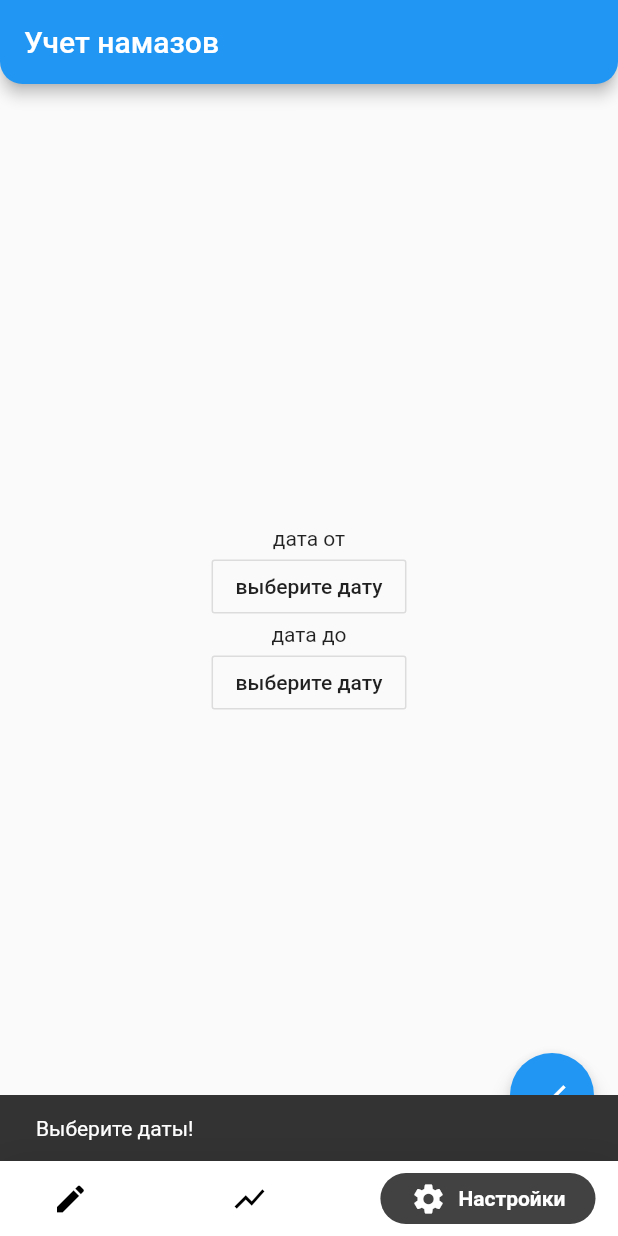
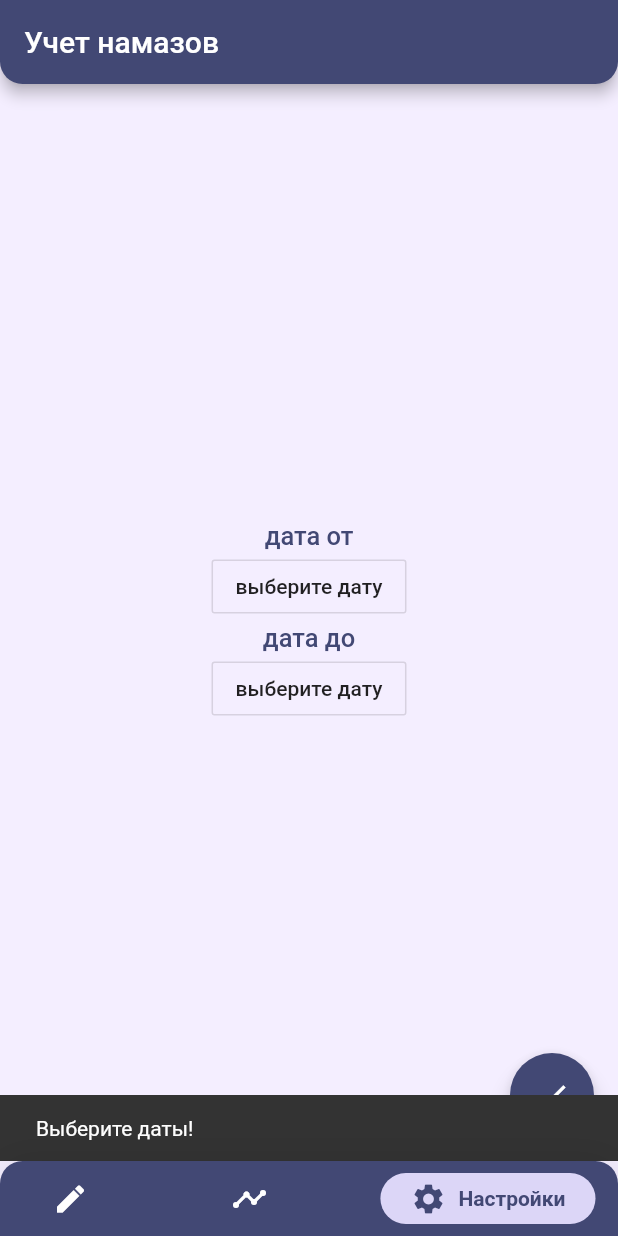
Before and after one commit to Jarkynbekbat/namaz_counter, a Flutter app: the screen it shows after launch, after a tap on the "check" icon, on a phone screen of 412 x 824 dp. Run offline on Flutter 3.47's test engine with Material 2 defaults, Android fonts, the phone set to English and light mode, and no system bars; drawn by our look-alikes of google_nav_bar; our stand-ins replace flutter_slidable, shared_preferences.

Commit message:
Сделал весь дизайн

```diff
--- a/lib/main.dart
+++ b/lib/main.dart
@@ -1,5 +1,6 @@
 import 'package:flutter/material.dart';
 import 'package:namaz_counter_provider/pages/home_page.dart';
+import 'package:namaz_counter_provider/providers/statistic_provider.dart';
 import 'package:provider/provider.dart';
 import 'providers/namaz_provider.dart';
 import 'providers/setting_provider.dart';
@@ -15,8 +16,27 @@ class MyApp extends StatelessWidget {
       providers: [
         ChangeNotifierProvider(create: (_) => NamazProvider()),
         ChangeNotifierProvider(create: (_) => SettingProvider()),
+        ChangeNotifierProvider(create: (_) => StatisticProvider()),
       ],
       child: MaterialApp(
+        theme: ThemeData(
+          scaffoldBackgroundColor: Color(0xFFf4eeff),
+          appBarTheme: AppBarTheme(
+            color: Color(0xFF424874),
+          ),
+          iconTheme: IconThemeData(
+            color: Colors.white,
+          ),
+          textTheme: TextTheme(
+            bodyText1: TextStyle(
+              fontSize: 17,
+              color: Color(0xff424874),
+            ),
+          ),
+          floatingActionButtonTheme: FloatingActionButtonThemeData(
+            backgroundColor: Color(0xFF424874),
+          ),
+        ),
         home: HomePage(),
       ),
     );
--- a/lib/pages/calc_page.dart
+++ b/lib/pages/calc_page.dart
@@ -11,6 +11,7 @@ class CalcPage extends StatelessWidget {
         builder: (context, namazModel, _) {
           namazModel.initData();
           return Container(
+            // padding: EdgeInsets.symmetric(horizontal: 22),
             child: Column(
               mainAxisAlignment: MainAxisAlignment.center,
               children: <Widget>[
--- a/lib/pages/components/namaz_item.dart
+++ b/lib/pages/components/namaz_item.dart
@@ -15,27 +15,79 @@ class NamazItem extends StatelessWidget {
       actionPane: SlidableDrawerActionPane(),
       actionExtentRatio: 0.25,
       child: Container(
-        // margin: EdgeInsets.only(top: 12.0, left: 15.0, right: 15.0),
-        color: Colors.green,
+        padding: EdgeInsets.symmetric(horizontal: 22),
+        decoration: BoxDecoration(
+          // color: Color(0xFFa6b1e1),
+          color: Color(0xFFa6b1e1),
+          border: Border(
+            bottom: BorderSide(
+              color: Color(0xfff4eeff),
+            ),
+          ),
+        ),
         child: ListTile(
-          leading: Text(name),
-          trailing: Text(count.toString()),
+          leading: Text(
+            name,
+            style: Theme.of(context).textTheme.bodyText1,
+          ),
+          trailing: Container(
+            height: 40.0,
+            padding: EdgeInsets.only(left: 15.0),
+            decoration: BoxDecoration(
+              border: Border(
+                left: BorderSide(
+                  color: Color(0xff424874),
+                ),
+              ),
+            ),
+            child: Text(
+              count.toString(),
+              style: Theme.of(context)
+                  .textTheme
+                  .bodyText1
+                  .copyWith(fontSize: 20, fontStyle: FontStyle.italic),
+            ),
+          ),
         ),
       ),
       secondaryActions: <Widget>[
-        IconSlideAction(
-          color: Colors.red,
-          iconWidget: Icon(Icons.add, size: 35.0),
-          onTap: () {
-            Provider.of<NamazProvider>(context, listen: false).plusNamaz(name);
-          },
+        Container(
+          decoration: BoxDecoration(
+            color: Color(0xFFa6b1e1),
+            border: Border(
+              bottom: BorderSide(
+                color: Color(0xfff4eeff),
+              ),
+            ),
+          ),
+          child: IconSlideAction(
+            // color: Colors.red,
+            color: Color(0xff424874),
+            iconWidget: Icon(Icons.add),
+            onTap: () {
+              Provider.of<NamazProvider>(context, listen: false)
+                  .plusNamaz(name);
+            },
+          ),
         ),
-        IconSlideAction(
-          color: Colors.green,
-          iconWidget: Icon(Icons.remove, size: 35.0),
-          onTap: () {
-            Provider.of<NamazProvider>(context, listen: false).minusNamaz(name);
-          },
+        Container(
+          decoration: BoxDecoration(
+            color: Color(0xFFa6b1e1),
+            border: Border(
+              bottom: BorderSide(
+                color: Color(0xfff4eeff),
+              ),
+            ),
+          ),
+          child: IconSlideAction(
+            // color: Colors.green,
+            color: Color(0xff424874),
+            iconWidget: Icon(Icons.remove),
+            onTap: () {
+              Provider.of<NamazProvider>(context, listen: false)
+                  .minusNamaz(name);
+            },
+          ),
         ),
       ],
     );
--- a/lib/pages/home_page.dart
+++ b/lib/pages/home_page.dart
@@ -17,7 +17,15 @@ class _HomePageState extends State<HomePage> {
   @override
   Widget build(BuildContext context) {
     LocalDataService.getData('dateFrom').then((dateFrom) {
-      if (dateFrom == null) setState(() => _selectedIndex = 2);
+      if (dateFrom == null) {
+        setState(() => _selectedIndex = 2);
+      } else {
+        LocalDataService.getData('firstSum').then((firstSum) {
+          if (firstSum == null) {
+            setState(() => _selectedIndex = 0);
+          }
+        });
+      }
     });
 
     return Scaffold(
@@ -31,31 +39,42 @@ class _HomePageState extends State<HomePage> {
       ),
       body: pages[_selectedIndex],
       bottomNavigationBar: Container(
-        decoration: BoxDecoration(color: Colors.white, boxShadow: [
-          BoxShadow(blurRadius: 20, color: Colors.black.withOpacity(0.1))
-        ]),
+        decoration: BoxDecoration(
+          borderRadius: BorderRadius.vertical(top: Radius.circular(15)),
+          color: Color(0xFF424874),
+          // color: Colors.white,
+          boxShadow: [
+            BoxShadow(
+              blurRadius: 20,
+              color: Colors.black.withOpacity(0.1),
+            )
+          ],
+        ),
         child: SafeArea(
           child: Padding(
             padding: const EdgeInsets.symmetric(horizontal: 15.0, vertical: 8),
             child: GNav(
                 gap: 8,
-                activeColor: Colors.white,
+                activeColor: Color(0xFF424874),
                 iconSize: 24,
                 padding: EdgeInsets.symmetric(horizontal: 20, vertical: 5),
-                duration: Duration(milliseconds: 800),
-                tabBackgroundColor: Colors.grey[800],
+                duration: Duration(milliseconds: 600),
+                tabBackgroundColor: Color(0xFFdcd6f7),
                 tabs: [
                   GButton(
                     icon: Icons.create,
                     text: 'Учет',
+                    iconColor: Colors.white,
                   ),
                   GButton(
-                    icon: Icons.show_chart,
+                    icon: Icons.timeline,
                     text: 'Статистика',
+                    iconColor: Colors.white,
                   ),
                   GButton(
                     icon: Icons.settings,
                     text: 'Настройки',
+                    iconColor: Colors.white,
                   ),
                 ],
                 selectedIndex: _selectedIndex,
--- a/lib/pages/setting_page.dart
+++ b/lib/pages/setting_page.dart
@@ -8,9 +8,6 @@ class SettingPage extends StatefulWidget {
 }
 
 class _SettingPageState extends State<SettingPage> {
-  //TODO исправить баг при изменении даты
-  //TODO сделать переход на calc page после сохранении
-
   DateTime tempDateFrom;
   DateTime tempDateTo;
 
@@ -27,7 +24,7 @@ class _SettingPageState extends State<SettingPage> {
               return Column(
                 mainAxisAlignment: MainAxisAlignment.center,
                 children: [
-                  Text('дата от'),
+                  Text('дата от', style: Theme.of(context).textTheme.bodyText1),
                   OutlineButton(
                       onPressed: () async {
                         tempDateFrom = await pickDate(context);
@@ -35,7 +32,7 @@ class _SettingPageState extends State<SettingPage> {
                       },
                       child: Text(
                           '${tempDateFrom == null ? settingModel.dateFrom ?? 'выберите дату' : tempDateFrom}')),
-                  Text('дата до'),
+                  Text('дата до', style: Theme.of(context).textTheme.bodyText1),
                   OutlineButton(
                     onPressed: () async {
                       tempDateTo = await pickDate(context);
--- a/lib/pages/statistic_page.dart
+++ b/lib/pages/statistic_page.dart
@@ -1,8 +1,57 @@
 import 'package:flutter/material.dart';
+import 'package:namaz_counter_provider/providers/statistic_provider.dart';
+import 'package:provider/provider.dart';
 
 class StatisticPage extends StatelessWidget {
   @override
   Widget build(BuildContext context) {
-    return Container();
+    return Consumer<StatisticProvider>(
+      builder: (context, model, _) {
+        model.initData(context);
+        return Container(
+          child: Column(
+            mainAxisAlignment: MainAxisAlignment.center,
+            children: <Widget>[
+              ListTile(
+                leading: Text(
+                  model.firstSum.toString(),
+                  style: Theme.of(context).textTheme.bodyText1,
+                ),
+                title: Text(
+                    'Общее количество пропущенных намазов в момент начала учета'),
+              ),
+              ListTile(
+                leading: Text(
+                  model.currentSum.toString(),
+                  style: Theme.of(context).textTheme.bodyText1,
+                ),
+                title: Text(
+                    'Общее количество пропущенных намазов на текущий момент'),
+              ),
+              Divider(color: Colors.black45),
+              ListTile(
+                leading: Text(
+                  model.averageCountPerDay.toString(),
+                  style: Theme.of(context).textTheme.bodyText1,
+                ),
+                title: Text('Среднее количество дополнительних намазов в день'),
+              ),
+              ListTile(
+                leading: model.daysBeforeGetGoal == 0
+                    ? Icon(
+                        Icons.all_inclusive,
+                        color: Theme.of(context).textTheme.bodyText1.color,
+                      )
+                    : Text(
+                        model.daysBeforeGetGoal.toString(),
+                        style: Theme.of(context).textTheme.bodyText1,
+                      ),
+                title: Text('Количество дней до завершения в таком темпе'),
+              ),
+            ],
+          ),
+        );
+      },
+    );
   }
 }
--- a/lib/providers/namaz_provider.dart
+++ b/lib/providers/namaz_provider.dart
@@ -9,18 +9,19 @@ class NamazProvider extends ChangeNotifier {
   int shamCount;
   int kuptanCount;
 
-  int firstSum;
-  int currentSum;
-
   NamazProvider() {
     initData();
   }
 
   void initData() async {
-    try {
-      // получить данные из локального хранилища
-      this.bagymdatCount =
-          int.parse(await LocalDataService.getData('bagymdatCount'));
+    String testDateFrom = await LocalDataService.getData('dateFrom');
+    // если есть данные настроек
+    if (testDateFrom != null) {
+      String testCount = await LocalDataService.getData('bagymdatCount');
+      // если есть данные количествах
+      if (testCount != null) {
+        // получить данные и показать
+        this.bagymdatCount = int.parse(testCount);
         this.beshimCount =
             int.parse(await LocalDataService.getData('beshimCount'));
         this.asrCount = int.parse(await LocalDataService.getData('asrCount'));
@@ -29,25 +30,35 @@ class NamazProvider extends ChangeNotifier {
             int.parse(await LocalDataService.getData('kuptanCount'));
         await LocalDataService.setData('currentSum', getSum().toString());
         notifyListeners();
-    } catch (ex) {
-      //  если нет локальных данных , до делаю подсчет
+      }
+      // если нет данных о количествах , но есть данные о настроек , первый раз
+      else {
+        // делаю подсчет
         int diff = await SettingProvider.getDiffInDays();
-      print(diff);
         this.bagymdatCount = diff;
         this.beshimCount = diff;
         this.asrCount = diff;
         this.shamCount = diff;
         this.kuptanCount = diff;
-      await LocalDataService.setData('bagymdatCount', diff.toString());
-      await LocalDataService.setData('beshimCount', diff.toString());
-      await LocalDataService.setData('asrCount', diff.toString());
-      await LocalDataService.setData('shamCount', diff.toString());
-      await LocalDataService.setData('kuptanCount', diff.toString());
-
-      await LocalDataService.setData('firstSum', getSum().toString());
-      await LocalDataService.setData('currentSum', getSum().toString());
+        // сохраняю локально
+        List<Future> futures = [];
+        futures.add(LocalDataService.setData('bagymdatCount', diff.toString()));
+        futures.add(LocalDataService.setData('beshimCount', diff.toString()));
+        futures.add(LocalDataService.setData('asrCount', diff.toString()));
+        futures.add(LocalDataService.setData('shamCount', diff.toString()));
+        futures.add(LocalDataService.setData('kuptanCount', diff.toString()));
+        await Future.wait(futures);
+        //  делаю подсчет сумм и сохраняю локально
+        futures = [];
+        futures.add(LocalDataService.setData('firstSum', getSum().toString()));
+        futures
+            .add(LocalDataService.setData('currentSum', getSum().toString()));
+        await Future.wait(futures);
         notifyListeners();
       }
+    }
+    // если нет данных настроек
+    else {}
   }
 
   int getSum() {
@@ -83,20 +94,28 @@ class NamazProvider extends ChangeNotifier {
   }
 
   void minusNamaz(name) async {
-    name == 'Багымдат'
-        ? await LocalDataService.setData(
-            'bagymdatCount', (--this.bagymdatCount).toString())
-        : name == 'Бешим'
-            ? await LocalDataService.setData(
-                'beshimCount', (--this.beshimCount).toString())
-            : name == 'Аср'
-                ? await LocalDataService.setData(
-                    'asrCount', (--this.asrCount).toString())
-                : name == 'Шам'
-                    ? await LocalDataService.setData(
-                        'shamCount', (--this.shamCount).toString())
-                    : await LocalDataService.setData(
+    switch (name) {
+      case 'Багымдат':
+        await LocalDataService.setData(
+            'bagymdatCount', (--this.bagymdatCount).toString());
+        break;
+      case 'Бешим':
+        await LocalDataService.setData(
+            'beshimCount', (--this.beshimCount).toString());
+        break;
+      case 'Аср':
+        await LocalDataService.setData(
+            'asrCount', (--this.asrCount).toString());
+        break;
+      case 'Шам':
+        await LocalDataService.setData(
+            'shamCount', (--this.shamCount).toString());
+        break;
+      case 'Куптан':
+        await LocalDataService.setData(
             'kuptanCount', (--this.kuptanCount).toString());
+        break;
+    }
 
     if (this.bagymdatCount < 0) {
       await LocalDataService.setData(
--- a/lib/providers/setting_provider.dart
+++ b/lib/providers/setting_provider.dart
@@ -12,9 +12,14 @@ class SettingProvider extends ChangeNotifier {
   }
 
   void initData() async {
-    this.dateFrom = DateTime.parse(await LocalDataService.getData('dateFrom'));
-    this.dateTo = DateTime.parse(await LocalDataService.getData('dateTo'));
-    notifyListeners();
+    try {
+      this.dateFrom =
+          DateTime.parse(await LocalDataService.getData('dateFrom'));
+      this.dateTo = DateTime.parse(await LocalDataService.getData('dateTo'));
+      notifyListeners();
+    } catch (ex) {
+      print(ex);
+    }
   }
 
   void setDates(DateTime from, DateTime to, BuildContext context) async {
@@ -32,23 +37,20 @@ class SettingProvider extends ChangeNotifier {
           //если ответ да то сохранить локально
           await LocalDataService.setData('dateFrom', from.toString());
           await LocalDataService.setData('dateTo', to.toString());
+          await LocalDataService.setData(
+              'startDate', DateTime.now().toString());
 
           showSnackBar('Сохранено!', context);
-
-          await LocalDataService.deleteData('bagymdatCount');
-          await LocalDataService.deleteData('beshimCount');
-          await LocalDataService.deleteData('asrCount');
-          await LocalDataService.deleteData('shamCount');
-          await LocalDataService.deleteData('kuptanCount');
-
+          clearCounts();
           initData();
         }
       } else {
         // сохранить данные локально
         await LocalDataService.setData('dateFrom', from.toString());
         await LocalDataService.setData('dateTo', to.toString());
-
+        await LocalDataService.setData('startDate', DateTime.now().toString());
         showSnackBar('Сохранено!', context);
+        clearCounts();
         initData();
       }
     } else if ((from != null && to == null) && this.dateTo != null) {
@@ -63,14 +65,9 @@ class SettingProvider extends ChangeNotifier {
         //если ответ да то сохранить локально
         await LocalDataService.setData('dateFrom', from.toString());
         await LocalDataService.setData('dateTo', this.dateTo.toString());
-
+        await LocalDataService.setData('startDate', DateTime.now().toString());
         showSnackBar('Сохранено!', context);
-
-        await LocalDataService.deleteData('bagymdatCount');
-        await LocalDataService.deleteData('beshimCount');
-        await LocalDataService.deleteData('asrCount');
-        await LocalDataService.deleteData('shamCount');
-        await LocalDataService.deleteData('kuptanCount');
+        clearCounts();
         initData();
       }
     } else if ((from == null && to != null) && this.dateFrom != null) {
@@ -85,22 +82,14 @@ class SettingProvider extends ChangeNotifier {
         //если ответ да то сохранить локально
         await LocalDataService.setData('dateFrom', this.dateFrom.toString());
         await LocalDataService.setData('dateTo', to.toString());
-
+        await LocalDataService.setData('startDate', DateTime.now().toString());
         showSnackBar('Сохранено!', context);
-
-        await LocalDataService.deleteData('bagymdatCount');
-        await LocalDataService.deleteData('beshimCount');
-        await LocalDataService.deleteData('asrCount');
-        await LocalDataService.deleteData('shamCount');
-        await LocalDataService.deleteData('kuptanCount');
-
+        clearCounts();
         initData();
       }
     } else {
       showSnackBar('Выберите даты!', context);
     }
-
-    // TODO вывести сообщение
   }
 
   static Future<int> getDiffInDays() async {
@@ -114,3 +103,13 @@ class SettingProvider extends ChangeNotifier {
     }
   }
 }
+
+void clearCounts() async {
+  List<Future> futures = [];
+  futures.add(LocalDataService.deleteData('bagymdatCount'));
+  futures.add(LocalDataService.deleteData('beshimCount'));
+  futures.add(LocalDataService.deleteData('asrCount'));
+  futures.add(LocalDataService.deleteData('shamCount'));
+  futures.add(LocalDataService.deleteData('kuptanCount'));
+  Future.wait(futures);
+}
--- /dev/null
+++ b/lib/providers/statistic_provider.dart
@@ -0,0 +1,57 @@
+import 'package:flutter/cupertino.dart';
+import 'package:namaz_counter_provider/providers/namaz_provider.dart';
+import 'package:namaz_counter_provider/services/local/local_data_service.dart';
+import 'package:provider/provider.dart';
+
+class StatisticProvider extends ChangeNotifier {
+  int firstSum;
+  int currentSum;
+
+  int averageCountPerDay;
+  int daysBeforeGetGoal;
+
+  initData(context) async {
+    String tempStartDate = await LocalDataService.getData('startDate');
+    //если есть данные настройки
+    if (tempStartDate != null) {
+      String tempSum = await LocalDataService.getData('firstSum');
+      //если есть данные о количествах и суммах
+      if (tempSum != null) {
+        this.firstSum = int.parse(await LocalDataService.getData('firstSum'));
+        this.currentSum =
+            int.parse(await LocalDataService.getData('currentSum'));
+        // найти среднее количество дополнительных намазов в день
+        this.averageCountPerDay = this.getAverageCountPerDay(tempStartDate);
+        // количество дней до завершения в таком темпе
+        this.daysBeforeGetGoal = this.getDaysCountBeforeGoal(tempStartDate);
+        notifyListeners();
+      }
+    }
+    // если нет данных настроек
+    else {}
+  }
+
+  int getAverageCountPerDay(String tempStartDate) {
+    int madeNamazes = this.firstSum - this.currentSum;
+    DateTime startDate = DateTime.parse(tempStartDate);
+    DateTime now = DateTime.now();
+    int daysSinceStart = now.difference(startDate).inDays;
+    return daysSinceStart == 0
+        ? madeNamazes
+        : (madeNamazes / daysSinceStart).floor();
+  }
+
+  int getDaysCountBeforeGoal(String tempStartDate) {
+    int averageSum = this.getAverageCountPerDay(tempStartDate);
+    if (averageSum > 0) {
+      int count = 0;
+      int tempSum = 0;
+      do {
+        tempSum += averageSum;
+        count++;
+      } while (tempSum < this.currentSum);
+      return count;
+    } else
+      return 0;
+  }
+}
--- a/lib/services/local/local_data_service.dart
+++ b/lib/services/local/local_data_service.dart
@@ -1,15 +1,14 @@
 import 'package:shared_preferences/shared_preferences.dart';
-
+// startDate
 // dateFrom
 // dateTo
-
 // bagymdatCount
 // beshimCount
 // asrCount
 // shamCount
 // kuptanCount
-
 // firstSum
+// currentSum
 
 class LocalDataService {
   static Future<bool> setData(String key, String value) async {
```
Also changed, not shown: 6 other files. Lines whose indentation alone changed are shown as unchanged.
